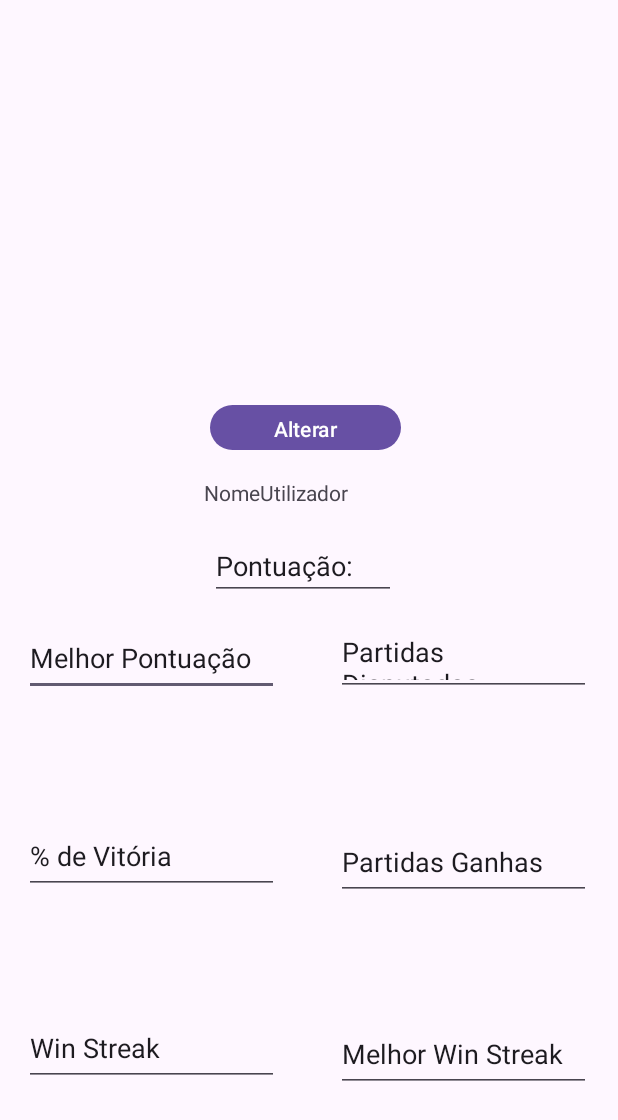
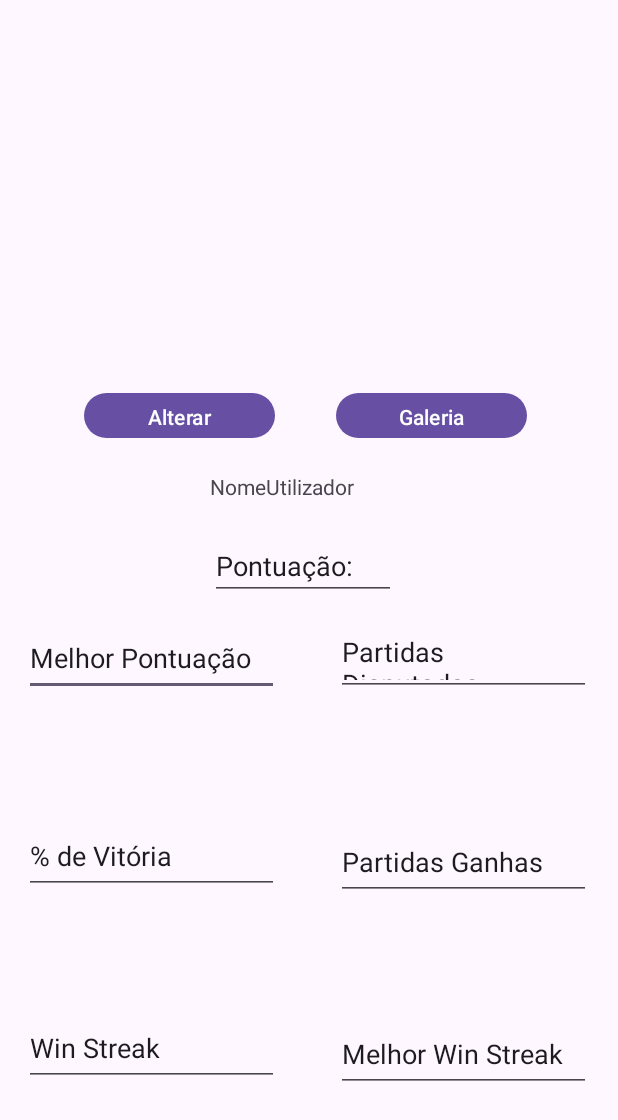
Before and after one commit to RafaR01/PingPongas, an Android app: the Perfil screen opened directly, with no data from a screen before it, on a phone screen of 412 x 824 dp. Shown: the top 1120 px of the screen. Run offline under Robolectric (Android 15) with nearby library versions, the phone set to English and light mode, and no system bars; our stand-ins replace CircleImageView.

Commit message:
Fotografias podem ser uploaded por imagens que constam na galeria

```diff
--- a/app/src/main/res/layout/activity_perfil.xml
+++ b/app/src/main/res/layout/activity_perfil.xml
@@ -9,10 +9,10 @@
 
     <de.hdodenhof.circleimageview.CircleImageView
         android:id="@+id/imagemPerfil"
-        android:layout_width="200dp"
-        android:layout_height="200dp"
-        android:layout_marginLeft="104dp"
-        android:layout_marginBottom="52dp"
+        android:layout_width="150dp"
+        android:layout_height="150dp"
+        android:layout_marginLeft="128dp"
+        android:layout_marginBottom="44dp"
         app:civ_border_color="@color/black"
         app:civ_border_width="2dp"
         app:layout_constraintBottom_toBottomOf="@id/altImagem"
@@ -22,10 +22,10 @@
         android:id="@+id/nomeUtilizador"
         android:layout_width="127dp"
         android:layout_height="33dp"
-        android:layout_marginLeft="136dp"
-        android:layout_marginBottom="48dp"
+        android:layout_marginLeft="140dp"
+        android:layout_marginBottom="52dp"
+        android:inputType="none"
         android:text="@string/nomeutilizador"
-        android:inputType="none"
         app:layout_constraintBottom_toBottomOf="@id/pontucao"
         app:layout_constraintLeft_toLeftOf="parent" />
 
@@ -34,7 +34,7 @@
         android:layout_width="170dp"
         android:layout_height="50dp"
         android:layout_marginLeft="16dp"
-        android:layout_marginBottom="60dp"
+        android:layout_marginBottom="68dp"
         android:ems="10"
         android:inputType="none"
         android:text="@string/melhor_pontuacao"
@@ -69,8 +69,8 @@
         android:id="@+id/altImagem"
         android:layout_width="127dp"
         android:layout_height="38dp"
-        android:layout_marginLeft="140dp"
-        android:layout_marginBottom="48dp"
+        android:layout_marginLeft="56dp"
+        android:layout_marginBottom="52dp"
         android:text="@string/alterar_imagem"
         app:layout_constraintBottom_toBottomOf="@id/nomeUtilizador"
         app:layout_constraintLeft_toLeftOf="parent" />
@@ -80,7 +80,7 @@
         android:layout_width="170dp"
         android:layout_height="50dp"
         android:layout_marginLeft="16dp"
-        android:layout_marginBottom="72dp"
+        android:layout_marginBottom="64dp"
         app:layout_constraintBottom_toBottomOf="@id/percentVitoria"
         app:layout_constraintLeft_toLeftOf="parent" />
 
@@ -176,4 +176,14 @@
         android:layout_marginBottom="28dp"
         app:layout_constraintBottom_toBottomOf="parent"
         app:layout_constraintLeft_toLeftOf="parent" />
+
+    <Button
+        android:id="@+id/fotoGaleria"
+        android:layout_width="127dp"
+        android:layout_height="38dp"
+        android:layout_marginLeft="224dp"
+        android:layout_marginBottom="52dp"
+        android:text="@string/galeria"
+        app:layout_constraintBottom_toBottomOf="@id/nomeUtilizador"
+        app:layout_constraintLeft_toLeftOf="parent" />
 </androidx.constraintlayout.widget.ConstraintLayout>
--- a/app/src/main/res/values-night/strings.xml
+++ b/app/src/main/res/values-night/strings.xml
@@ -21,7 +21,7 @@
     <string name="jogador1">Jogador1</string>
     <string name="jogador2">Jogador2</string>
     <string name="nomeutilizador">NomeUtilizador</string>
-    <string name="melhor_pontua_o">Melhor Pontuação</string>
+    <string name="melhor_pontuacao">Melhor Pontuação</string>
     <string name="adicionar_partida_2">Adicionar Partida</string>
     <string name="partidas_disputadas">Partidas Disputadas</string>
     <string name="pontua_o">Pontuação:</string>
@@ -30,4 +30,5 @@
     <string name="partidas_ganhas">Partidas Ganhas</string>
     <string name="win_streak">Win Streak</string>
     <string name="melhor_win_streak">Melhor Win Streak</string>
+    <string name="galeria">Galeria</string>
 </resources>
--- a/app/src/main/res/values/strings.xml
+++ b/app/src/main/res/values/strings.xml
@@ -30,6 +30,7 @@
     <string name="partidas_ganhas">Partidas Ganhas</string>
     <string name="win_streak">Win Streak</string>
     <string name="melhor_win_streak">Melhor Win Streak</string>
+    <string name="galeria">Galeria</string>
     <string-array name="adversarios">
         <item>André</item>
         <item>Andreia</item>
```
Also changed, not shown: app/src/main/java/pt/ipt/dama/pingpongas/Perfil.kt (+28 -1 lines).
